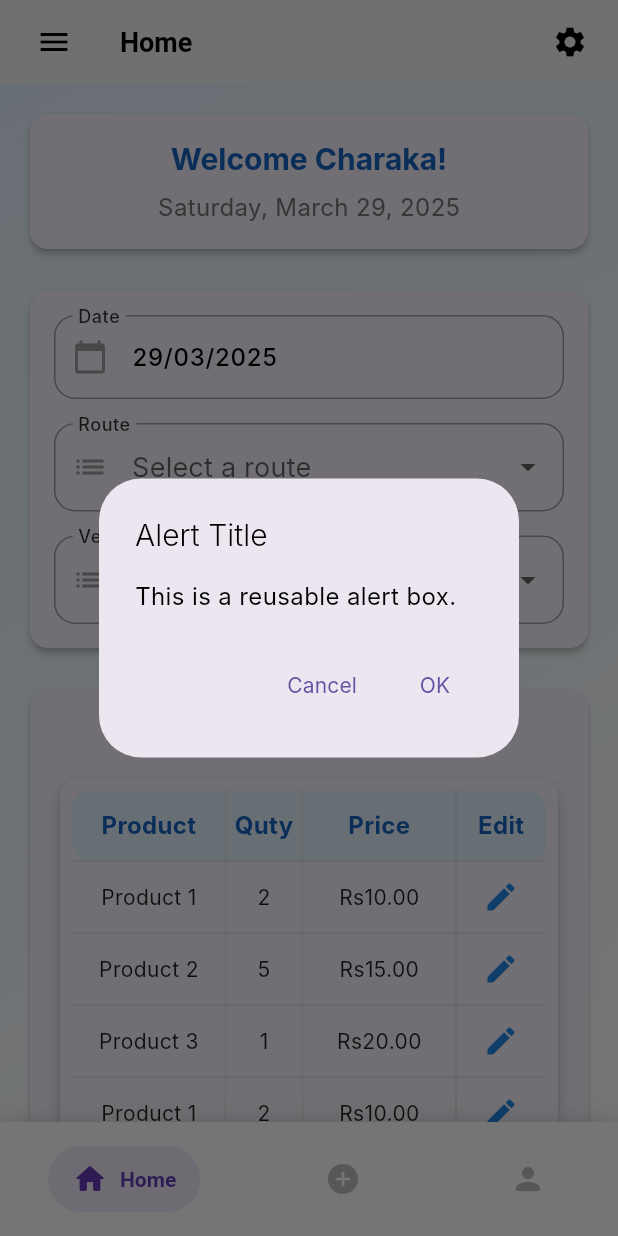
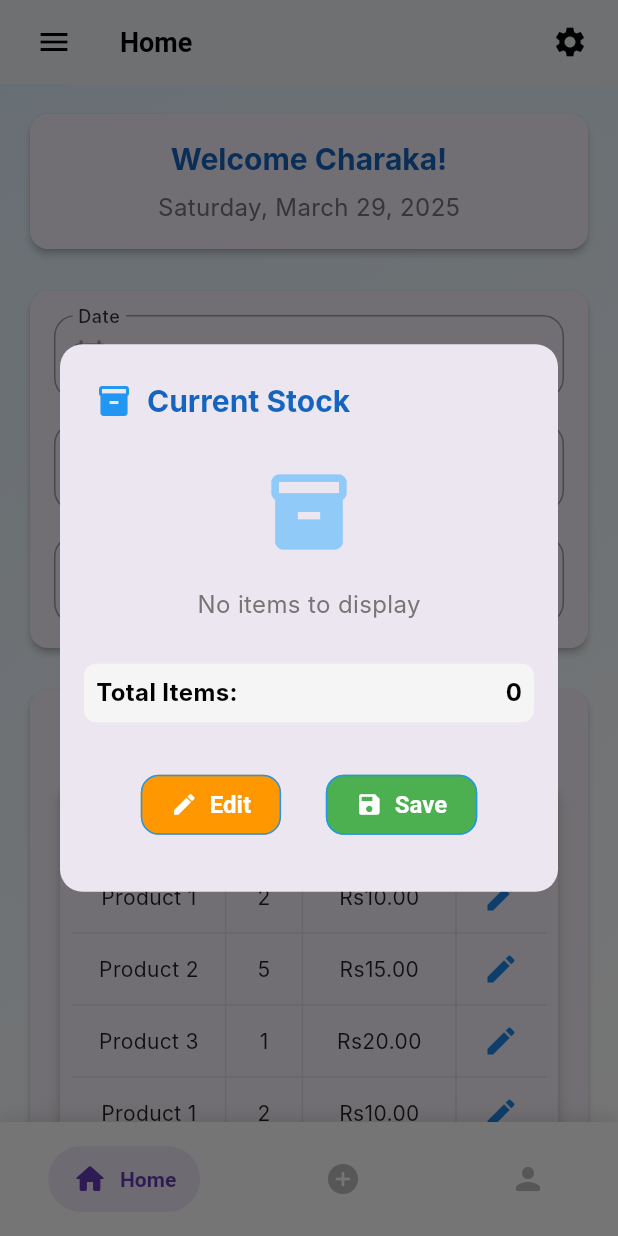
Before and after one commit to ErandaRandikaRox/Billing_App_flutter, a Flutter app: the screen it shows after launch, after a tap on the "edit" icon, on a phone screen of 412 x 824 dp. Run offline on Flutter 3.47's test engine with Material 3 defaults, Android fonts, the phone set to English and light mode, and no system bars; drawn by our look-alikes of salomon_bottom_bar; our stand-ins replace fl_chart; Roboto replaces fonts that are missing (Inter).

Commit message:
alert box fixed

```diff
--- a/billing_app/lib/pages/root/widgets/alert_box.dart
+++ b/billing_app/lib/pages/root/widgets/alert_box.dart
@@ -1,28 +1,95 @@
 import 'package:flutter/material.dart';
 
-// Define a function to show the reusable alert box
+// Define a function to show the reusable alert box with enhanced UI
+// ignore: non_constant_identifier_names
 void AlertBox(BuildContext context) {
   showDialog(
     context: context,
     builder: (BuildContext context) {
       return AlertDialog(
-        title: const Text("Alert Title"),
-        content: const Text("This is a reusable alert box."),
+        title: Row(
+          children: [
+            Icon(Icons.inventory_2, color: Colors.blue),
+            SizedBox(width: 10),
+            Text(
+              "Current Stock",
+              style: TextStyle(
+                fontWeight: FontWeight.bold,
+                color: Colors.blue.shade800,
+              ),
+            ),
+          ],
+        ),
+        content: Container(
+          width: double.maxFinite,
+          height: 200, // Reduced height since table is removed
+          child: Column(
+            mainAxisAlignment: MainAxisAlignment.center,
+            children: [
+              Icon(Icons.inventory, size: 60, color: Colors.blue.shade200),
+              SizedBox(height: 20),
+              Text(
+                "No items to display",
+                style: TextStyle(fontSize: 16, color: Colors.grey.shade600),
+              ),
+              SizedBox(height: 20),
+              // Summary section
+              Container(
+                padding: EdgeInsets.all(8),
+                margin: EdgeInsets.only(top: 8),
+                decoration: BoxDecoration(
+                  color: Colors.grey.shade100,
+                  borderRadius: BorderRadius.circular(8),
+                ),
+                child: Row(
+                  mainAxisAlignment: MainAxisAlignment.spaceBetween,
+                  children: [
+                    Text(
+                      'Total Items:',
+                      style: TextStyle(fontWeight: FontWeight.bold),
+                    ),
+                    Text('0', style: TextStyle(fontWeight: FontWeight.bold)),
+                  ],
+                ),
+              ),
+            ],
+          ),
+        ),
         actions: [
-          TextButton(
-            child: const Text("Cancel"),
-            onPressed: () {
-              Navigator.of(context).pop(); // Close the dialog
-            },
+          Row(
+            mainAxisAlignment: MainAxisAlignment.spaceEvenly,
+            children: [
+              ElevatedButton.icon(
+                icon: Icon(Icons.edit),
+                label: Text("Edit"),
+                onPressed: () {
+                  // Add edit functionality
+                },
+                style: ElevatedButton.styleFrom(
+                  backgroundColor: Colors.orange,
+                  foregroundColor: Colors.white,
+                  padding: EdgeInsets.symmetric(horizontal: 20, vertical: 10),
+                ),
+              ),
+              ElevatedButton.icon(
+                icon: Icon(Icons.save),
+                label: Text("Save"),
+                onPressed: () {
+                  // Add save functionality
+                  Navigator.of(context).pop();
+                },
+                style: ElevatedButton.styleFrom(
+                  backgroundColor: Colors.green,
+                  foregroundColor: Colors.white,
+                  padding: EdgeInsets.symmetric(horizontal: 20, vertical: 10),
+                ),
+              ),
+            ],
           ),
-          TextButton(
-            child: const Text("OK"),
-            onPressed: () {
-              Navigator.of(context).pop(); // Close the dialog
-              // Add your OK button logic here
-            },
-          ),
+          SizedBox(height: 10),
         ],
+        shape: RoundedRectangleBorder(borderRadius: BorderRadius.circular(15)),
+        contentPadding: EdgeInsets.all(16),
       );
     },
   );
```
